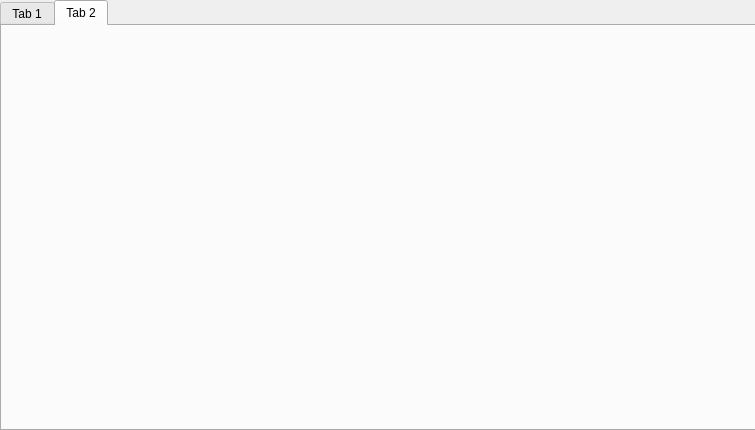
Before: the Qt Designer form mainwindow.ui in josemi96/QT_Proyecto, drawn with Qt 5.
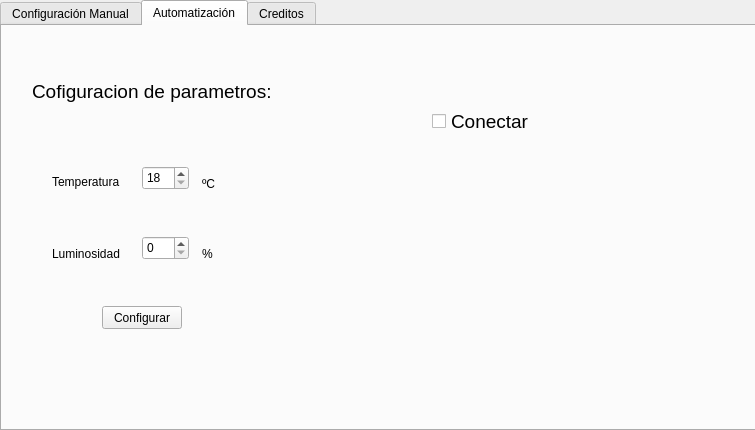
After: the same form once the commit is applied. The open tabs and pages were chosen to show the change.

Commit message: hasta automatizacion

What changed in the file:
```diff
--- a/mainwindow.ui
+++ b/mainwindow.ui
@@ -28,7 +28,7 @@
     </property>
     <widget class="QWidget" name="tab">
      <attribute name="title">
-      <string>Tab 1</string>
+      <string>Configuración Manual</string>
      </attribute>
      <widget class="QPushButton" name="find">
       <property name="geometry">
@@ -160,7 +160,143 @@
     </widget>
     <widget class="QWidget" name="tab_2">
      <attribute name="title">
-      <string>Tab 2</string>
+      <string>Automatización</string>
+     </attribute>
+     <widget class="QLabel" name="label_3">
+      <property name="enabled">
+       <bool>true</bool>
+      </property>
+      <property name="geometry">
+       <rect>
+        <x>30</x>
+        <y>20</y>
+        <width>281</width>
+        <height>91</height>
+       </rect>
+      </property>
+      <property name="text">
+       <string>&lt;html&gt;&lt;head/&gt;&lt;body&gt;&lt;p&gt;&lt;span style=&quot; font-size:14pt;&quot;&gt;Cofiguracion de parametros:&lt;/span&gt;&lt;/p&gt;&lt;/body&gt;&lt;/html&gt;</string>
+      </property>
+     </widget>
+     <widget class="QLabel" name="label_4">
+      <property name="geometry">
+       <rect>
+        <x>50</x>
+        <y>140</y>
+        <width>101</width>
+        <height>31</height>
+       </rect>
+      </property>
+      <property name="text">
+       <string>Temperatura</string>
+      </property>
+     </widget>
+     <widget class="QSpinBox" name="spinTemp">
+      <property name="geometry">
+       <rect>
+        <x>140</x>
+        <y>140</y>
+        <width>47</width>
+        <height>24</height>
+       </rect>
+      </property>
+      <property name="minimum">
+       <number>18</number>
+      </property>
+      <property name="maximum">
+       <number>30</number>
+      </property>
+     </widget>
+     <widget class="QLabel" name="label_5">
+      <property name="geometry">
+       <rect>
+        <x>200</x>
+        <y>150</y>
+        <width>59</width>
+        <height>15</height>
+       </rect>
+      </property>
+      <property name="text">
+       <string>ºC</string>
+      </property>
+     </widget>
+     <widget class="QCheckBox" name="automatizacion">
+      <property name="geometry">
+       <rect>
+        <x>430</x>
+        <y>70</y>
+        <width>121</width>
+        <height>51</height>
+       </rect>
+      </property>
+      <property name="font">
+       <font>
+        <pointsize>14</pointsize>
+       </font>
+      </property>
+      <property name="text">
+       <string>Conectar</string>
+      </property>
+     </widget>
+     <widget class="QLabel" name="label_6">
+      <property name="geometry">
+       <rect>
+        <x>50</x>
+        <y>220</y>
+        <width>81</width>
+        <height>16</height>
+       </rect>
+      </property>
+      <property name="text">
+       <string>Luminosidad</string>
+      </property>
+     </widget>
+     <widget class="QSpinBox" name="spinLuz">
+      <property name="geometry">
+       <rect>
+        <x>140</x>
+        <y>210</y>
+        <width>47</width>
+        <height>24</height>
+       </rect>
+      </property>
+      <property name="maximum">
+       <number>100</number>
+      </property>
+      <property name="singleStep">
+       <number>10</number>
+      </property>
+     </widget>
+     <widget class="QLabel" name="label_7">
+      <property name="geometry">
+       <rect>
+        <x>200</x>
+        <y>220</y>
+        <width>59</width>
+        <height>15</height>
+       </rect>
+      </property>
+      <property name="text">
+       <string>%</string>
+      </property>
+     </widget>
+     <widget class="QPushButton" name="config_auto">
+      <property name="geometry">
+       <rect>
+        <x>100</x>
+        <y>280</y>
+        <width>80</width>
+        <height>23</height>
+       </rect>
+      </property>
+      <property name="text">
+       <string>Configurar</string>
+      </property>
+     </widget>
+    </widget>
+    <widget class="QWidget" name="creditos">
+     <attribute name="title">
+      <string>Creditos</string>
      </attribute>
     </widget>
    </widget>
```
Left out of the diff: 42 changed lines with no effect on the pictures. The commit also changes 3 other files.
